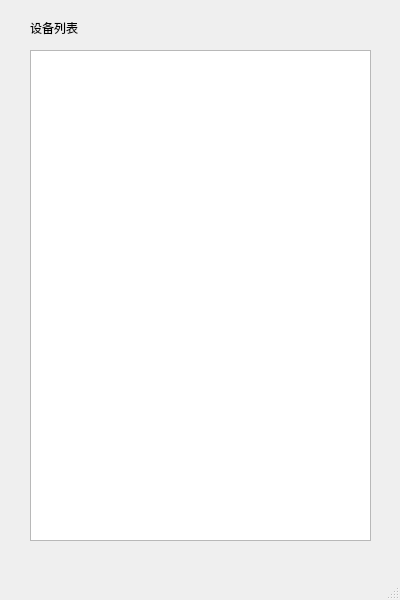
Above: desktopApp/devicelistwindow.ui from yesyeah/ObsbotTailforPC before the change. Below: the same form after it.
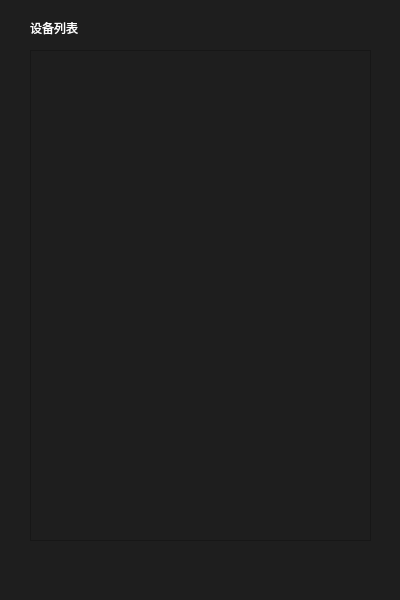
That is the form after the change. Icons and pictures are not drawn.

Commit message: 1.change bg color 2.add icon

```diff
--- a/desktopApp/devicelistwindow.ui
+++ b/desktopApp/devicelistwindow.ui
@@ -15,7 +15,10 @@
   </property>
   <property name="windowIcon">
    <iconset>
-    <normaloff>icon/logo.png</normaloff>icon/logo.png</iconset>
+    <normaloff>icon/defaultlaunch.png</normaloff>icon/defaultlaunch.png</iconset>
+  </property>
+  <property name="styleSheet">
+   <string notr="true">background-color: rgb(30, 30, 30);</string>
   </property>
   <widget class="QWidget" name="centralwidget">
    <widget class="QLabel" name="deviceLabel">
@@ -27,6 +30,9 @@
       <height>15</height>
      </rect>
     </property>
+    <property name="styleSheet">
+     <string notr="true">color: rgb(255, 255, 255);</string>
+    </property>
     <property name="text">
      <string>设备列表</string>
     </property>
```
The commit also changes 11 other files.
